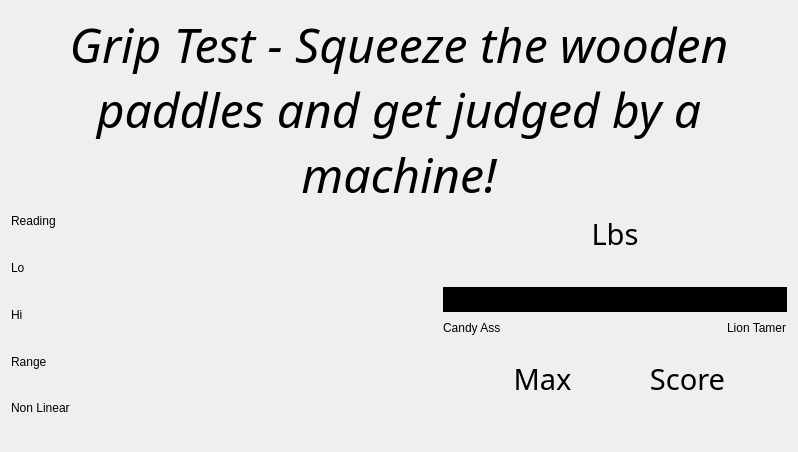
Before: the Qt Designer form aQtLow/Pages/page_0.ui in bilenadam/aqtlow, drawn with Qt 5.
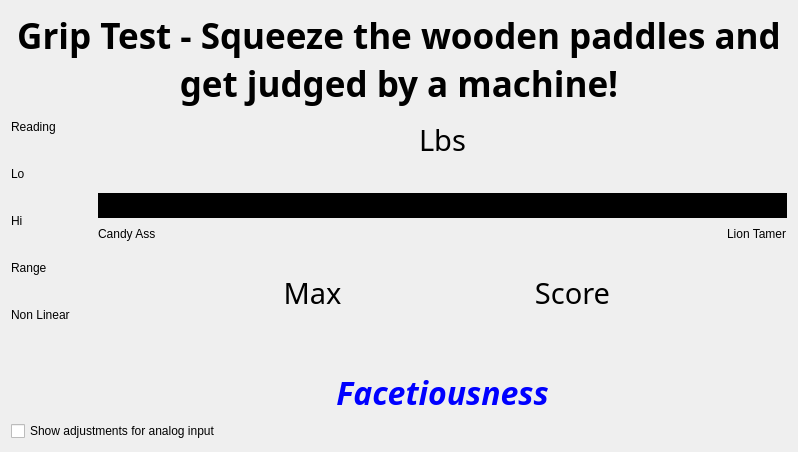
After: the same form once the commit is applied. Custom widgets are drawn as their Qt base class.

Commit message: Cleanup of Arduino Grip Test program and the page for it.

Diff of the .ui file:
```diff
--- a/aQtLow/Pages/page_0.ui
+++ b/aQtLow/Pages/page_0.ui
@@ -14,19 +14,6 @@
    <string>Form</string>
   </property>
   <layout class="QGridLayout" name="gridLayout">
-   <item row="2" column="1">
-    <spacer name="verticalSpacer_3">
-     <property name="orientation">
-      <enum>Qt::Vertical</enum>
-     </property>
-     <property name="sizeHint" stdset="0">
-      <size>
-       <width>465</width>
-       <height>32</height>
-      </size>
-     </property>
-    </spacer>
-   </item>
    <item row="1" column="1">
     <layout class="QVBoxLayout" name="verticalLayout_5">
      <item>
@@ -34,8 +21,10 @@
        <property name="font">
         <font>
          <family>Sans Serif</family>
-         <pointsize>36</pointsize>
-         <italic>true</italic>
+         <pointsize>26</pointsize>
+         <weight>75</weight>
+         <italic>false</italic>
+         <bold>true</bold>
         </font>
        </property>
        <property name="text">
@@ -158,7 +147,7 @@
            </property>
            <property name="sizeHint" stdset="0">
             <size>
-             <width>20</width>
+             <width>0</width>
              <height>20</height>
             </size>
            </property>
@@ -166,19 +155,6 @@
          </item>
         </layout>
        </item>
-       <item>
-        <spacer name="horizontalSpacer_9">
-         <property name="orientation">
-          <enum>Qt::Horizontal</enum>
-         </property>
-         <property name="sizeHint" stdset="0">
-          <size>
-           <width>40</width>
-           <height>20</height>
-          </size>
-         </property>
-        </spacer>
-       </item>
        <item>
         <layout class="QHBoxLayout" name="horizontalLayout_4">
          <item>
@@ -418,6 +394,28 @@
              </property>
             </spacer>
            </item>
+           <item>
+            <widget class="QLabel" name="label_Facetiousness">
+             <property name="font">
+              <font>
+               <family>Sans Serif</family>
+               <pointsize>24</pointsize>
+               <weight>75</weight>
+               <italic>true</italic>
+               <bold>true</bold>
+              </font>
+             </property>
+             <property name="styleSheet">
+              <string notr="true">color: rgb(0, 0, 255);</string>
+             </property>
+             <property name="text">
+              <string>Facetiousness</string>
+             </property>
+             <property name="alignment">
+              <set>Qt::AlignCenter</set>
+             </property>
+            </widget>
+           </item>
           </layout>
          </item>
         </layout>
@@ -426,20 +424,27 @@
      </item>
     </layout>
    </item>
-   <item row="1" column="2">
-    <spacer name="horizontalSpacer_10">
-     <property name="orientation">
-      <enum>Qt::Horizontal</enum>
+   <item row="3" column="1">
+    <widget class="QCheckBox" name="checkBox_Adjustments">
+     <property name="text">
+      <string>Show adjustments for analog input</string>
      </property>
-     <property name="sizeHint" stdset="0">
-      <size>
-       <width>40</width>
-       <height>20</height>
-      </size>
-     </property>
-    </spacer>
+    </widget>
    </item>
    <item row="1" column="0">
+    <spacer name="horizontalSpacer">
+     <property name="orientation">
+      <enum>Qt::Horizontal</enum>
+     </property>
+     <property name="sizeHint" stdset="0">
+      <size>
+       <width>40</width>
+       <height>20</height>
+      </size>
+     </property>
+    </spacer>
+   </item>
+   <item row="1" column="2">
     <spacer name="horizontalSpacer_6">
      <property name="orientation">
       <enum>Qt::Horizontal</enum>
@@ -452,6 +457,19 @@
      </property>
     </spacer>
    </item>
+   <item row="2" column="1">
+    <spacer name="verticalSpacer_3">
+     <property name="orientation">
+      <enum>Qt::Vertical</enum>
+     </property>
+     <property name="sizeHint" stdset="0">
+      <size>
+       <width>20</width>
+       <height>40</height>
+      </size>
+     </property>
+    </spacer>
+   </item>
    <item row="0" column="1">
     <spacer name="verticalSpacer_6">
      <property name="orientation">
```
Left out of the diff: 10 changed lines with no effect on the pictures. The commit also changes 10 other files.
